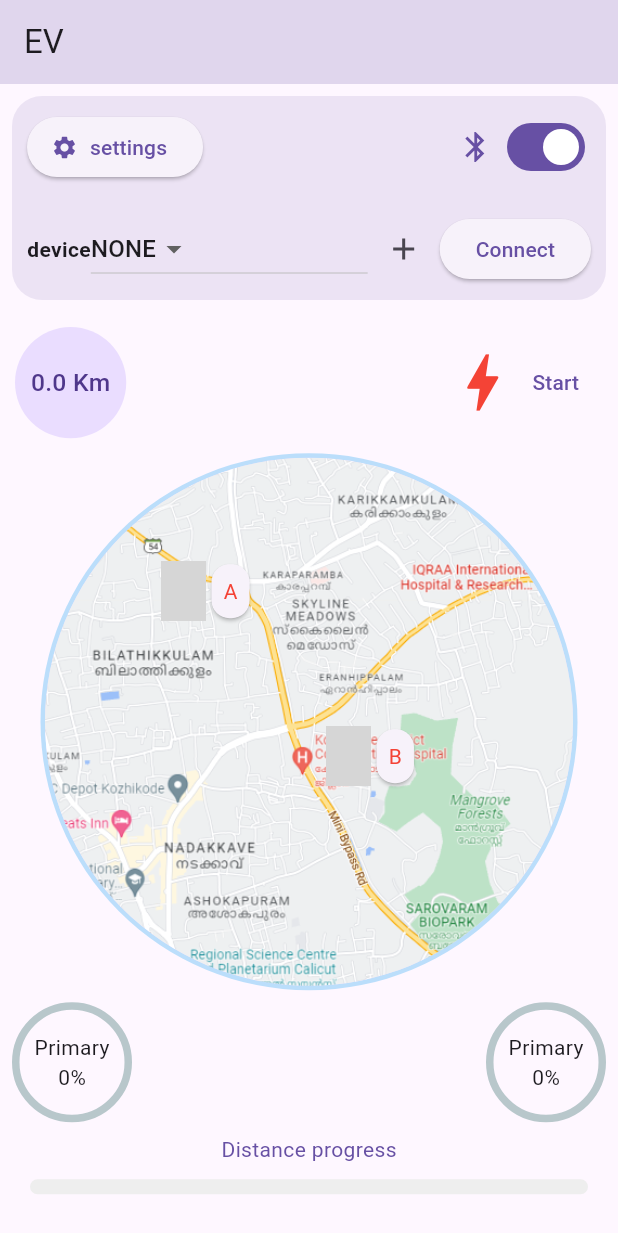
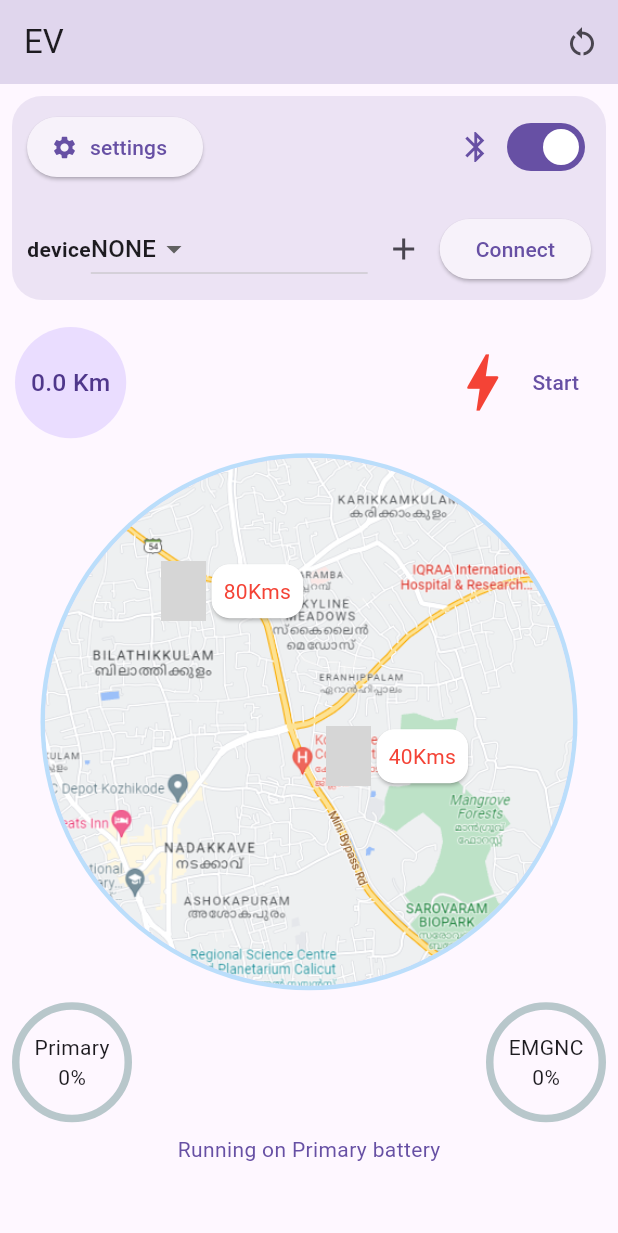
Before and after one commit to ShanuFutura/ev_management, a Flutter app: the screen it shows after launch, on a phone screen of 412 x 824 dp. Shown: the top 1233 px of the screen. Run offline on Flutter 3.47's test engine with Material 2 defaults, Android fonts, the phone set to English and light mode, and no system bars; drawn by our look-alikes of percent_indicator; our stand-ins replace flutter_bluetooth_serial, fluttertoast, material_color_utilities, syncfusion_flutter_gauges; missing offline and left inert: battery_indicator; network calls fail; grey boxes are pictures that could not be loaded.

Commit message:
battery switching loop solved

```diff
--- a/lib/main.dart
+++ b/lib/main.dart
@@ -50,10 +50,13 @@ class _HomeState extends State<Home> {
   bool isHidden = false;
   String speed = '0.0';
   bool isStart = false;
-  var chargePrimary = '0';
-  var chargeSecondary = '0';
-  var time = 0.0;
-  var distance = 0.0;
+  String chargePrimary = '0';
+  String chargeSecondary = '0';
+  double time = 0.0;
+  double distance = 0.0;
+  bool isOnSecondary = false;
+  bool shownAlready=false;
+  double totalDistance = 0.0;
 
   @override
   Widget build(BuildContext context) {
@@ -64,18 +67,17 @@ class _HomeState extends State<Home> {
         backgroundColor: Theme.of(context).primaryColor.withOpacity(.2),
         title: Text('EV'),
         actions: [
-          // IconButton(
-          //   onPressed: () {
-          //     showDialog(
-          //         context: context,
-          //         builder: (context) {
-          //           return AlertDialog(
-          //               content: Container(w),
-          //               );
-          //         });
-          //   },
-          //   icon: Icon(Icons.bluetooth),
-          // )
+          IconButton(
+            onPressed: () {
+              setState(() {
+                distance = 0.0;
+                time = 0.0;
+                isOnSecondary = false;
+                totalDistance = 0;
+              });
+            },
+            icon: Icon(Icons.restart_alt),
+          )
         ],
       ),
       body: Column(
@@ -91,9 +93,46 @@ class _HomeState extends State<Home> {
                   speed = dataList[0].toString();
                   chargePrimary = dataList[1].toString();
                   chargeSecondary = dataList[2].toString();
+                  if (dataList[3].toString() == '1'&& !shownAlready) {
+                    shownAlready=true;
+                    showDialog(
+                        context: context,
+                        builder: (context) {
+                          bluetoothController.sendMessage('B');
+                          return AlertDialog(
+                              content: Column(
+                            mainAxisSize: MainAxisSize.min,
+                            children: [
+                              ListTile(
+                                onTap: () {
+                                  isOnSecondary = true;
+                                  totalDistance = 400;
+                                  Fluttertoast.showToast(
+                                      msg: 'Destination set to point A');
+                                },
+                                title: Text('Point A'),
+                                subtitle: Text('40 Kms'),
+                              ),
+                              ListTile(
+                                onTap: () {
+                                  isOnSecondary = true;
+                                  totalDistance = 800;
+                                  Fluttertoast.showToast(
+                                      msg: 'Destination set to point B');
+                                },
+                                title: Text('Point B'),
+                                subtitle: Text('80 Kms'),
+                              ),
+                            ],
+                          ));
+                        });
+
+                    // showModalBottomSheet(
+                    //     context: context, builder: (context) {});
+                  }
                 });
               }
-              if (dataList.length > 3) {}
+              // if (dataList.length > 3) {}
               // print();
               print(
                   'speed : $speed, primary battery $chargePrimary, secondary battery $chargeSecondary');
@@ -163,23 +202,29 @@ class _HomeState extends State<Home> {
                         backgroundImage: AssetImage('assets/sc.png'),
                       ),
                       Pin(
-                          pinName: 'A',
+                          kalar:
+                              totalDistance == 800 ? Colors.blue : Colors.white,
+                          pinName: '80Kms',
                           fromLeft: 80,
                           fromTop: 70,
                           onThodal: () {
-                            Fluttertoast.showToast(
-                                msg: 'Destination changed to A');
-                            bluetoothController.sendMessage('8');
-                            // print('thottu1');
+                            // totalDistance = 800;
+                            // Fluttertoast.showToast(
+                            //     msg: 'Destination changed to A');
+                            // bluetoothController.sendMessage('8');
+                            // // print('thottu1');
                           }),
                       Pin(
-                        pinName: 'B',
+                        kalar:
+                            totalDistance == 400 ? Colors.blue : Colors.white,
+                        pinName: '40Kms',
                         fromLeft: 190,
                         fromTop: 180,
                         onThodal: () {
-                          Fluttertoast.showToast(
-                              msg: 'Destination changed to B');
-                          bluetoothController.sendMessage('4');
+                          // totalDistance = 400;
+                          // Fluttertoast.showToast(
+                          //     msg: 'Destination changed to B');
+                          // bluetoothController.sendMessage('4');
                           // print('thottu');
                         },
                       ),
@@ -213,7 +258,7 @@ class _HomeState extends State<Home> {
                           center: Column(
                             mainAxisAlignment: MainAxisAlignment.center,
                             children: [
-                              Text('Primary'),
+                              Text('EMGNC'),
                               Text("$chargeSecondary%"),
                             ],
                           ),
@@ -222,21 +267,30 @@ class _HomeState extends State<Home> {
                       )
                     ],
                   ),
-                  Text(
-                    'Distance progress',
-                    style: TextStyle(color: Theme.of(context).primaryColor),
-                  ),
+                  isOnSecondary
+                      ? Text(
+                          'Distance progress',
+                          style:
+                              TextStyle(color: Theme.of(context).primaryColor),
+                        )
+                      : Text(
+                          'Running on Primary battery',
+                          style:
+                              TextStyle(color: Theme.of(context).primaryColor),
+                        ),
                   StreamBuilder(
                       stream: Stream.periodic(Duration(milliseconds: 1)),
                       builder: (context, snap) {
-                        if (isStart) {
+                        if (isStart && isOnSecondary) {
                           time++;
                           distance = distance +
                               ((time * (double.parse(speed))) / 1000000);
                         }
 
                         print('distance: $distance, time: $time');
-                        return ProgressBar(progress: distance / 500);
+                        return isOnSecondary
+                            ? ProgressBar(progress: distance / totalDistance)
+                            : Container();
                       }),
                 ],
               ),
--- a/lib/widgets/pin.dart
+++ b/lib/widgets/pin.dart
@@ -6,15 +6,19 @@ class Pin extends StatelessWidget {
       @required double this.fromLeft,
       @required double this.fromTop,
       @required Function this.onThodal,
+      this.kalar = Colors.white,
       Key key})
       : super(key: key);
   String pinName;
   double fromLeft;
   double fromTop;
   Function onThodal;
+  Color kalar;
 
   @override
   Widget build(BuildContext context) {
+
+
     return Positioned(
       top: fromTop,
       left: fromLeft,
@@ -28,6 +32,7 @@ class Pin extends StatelessWidget {
               width: 30,
             ),
             Card(
+              color: kalar,
               child: Padding(
                 padding: const EdgeInsets.all(8.0),
                 child: Text(
```
